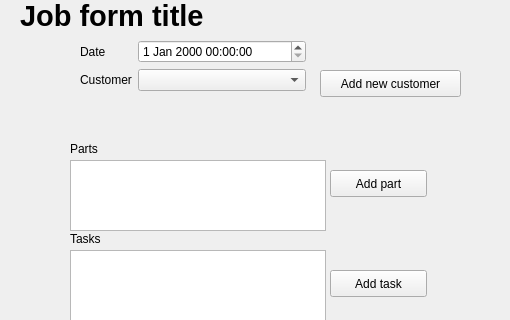
supermaximo93/Computing_Project, file dialogs/job/JobForm.ui: the form before one commit; both pictures show x 0 to 510 and y 0 to 320 of the 510 by 644 pixel window.
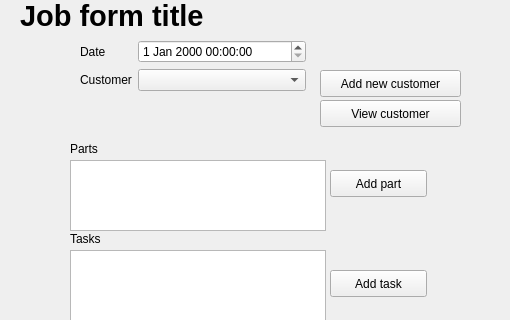
The form after the commit.

```diff
--- a/dialogs/job/JobForm.ui
+++ b/dialogs/job/JobForm.ui
@@ -341,6 +341,19 @@
     </item>
    </layout>
   </widget>
+  <widget class="QPushButton" name="pushButton_viewCustomer">
+   <property name="geometry">
+    <rect>
+     <x>320</x>
+     <y>100</y>
+     <width>141</width>
+     <height>27</height>
+    </rect>
+   </property>
+   <property name="text">
+    <string>View customer</string>
+   </property>
+  </widget>
  </widget>
  <resources/>
  <connections/>
```
